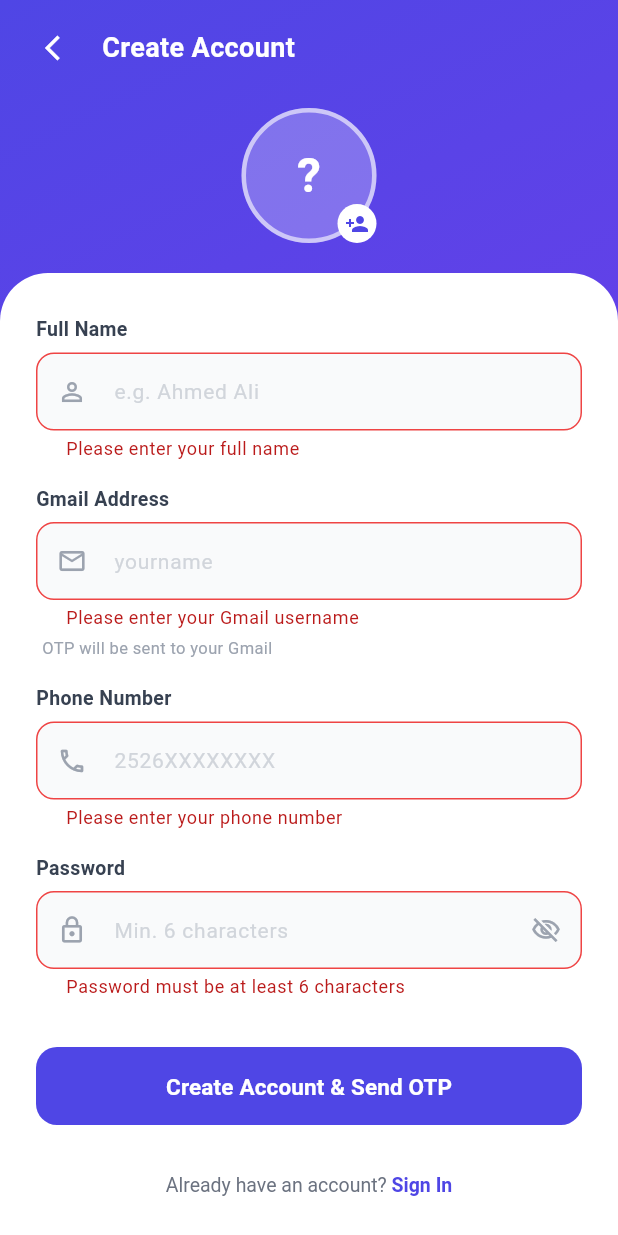
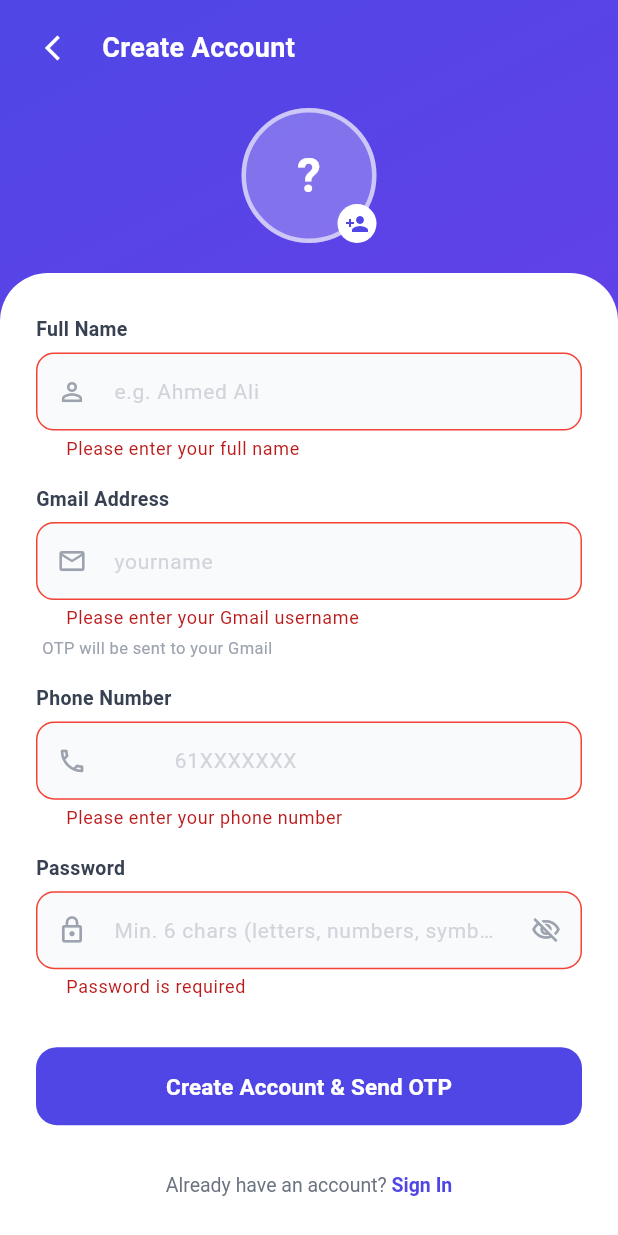
Before and after one commit to teampro2027-max/full-stack-system, a Flutter app: the RegisterScreen screen opened by its route, after a tap on "Create Account & Send OTP", on a phone screen of 412 x 824 dp. Run offline on Flutter 3.47's test engine with Material 3 defaults, Android fonts, the light colour scheme and no system bars; our stand-ins replace firebase_core, firebase_messaging, flutter_advanced_drawer, flutter_local_notifications, flutter_secure_storage, open_file and 1 more; missing offline and left inert: dart:html; accounts and stored records are empty; network calls fail.

```diff
--- a/mobile_app/lib/main.dart
+++ b/mobile_app/lib/main.dart
@@ -89,7 +89,7 @@ class MultiBillApp extends StatelessWidget {
           useMaterial3: true,
         ),
 
-        initialRoute: '/welcome',
+        initialRoute: '/',
         routes: {
           '/': (context) => const SplashScreen(),
           '/welcome': (context) => const WelcomeScreen(),
--- a/mobile_app/lib/providers/language_provider.dart
+++ b/mobile_app/lib/providers/language_provider.dart
@@ -58,7 +58,6 @@ class LanguageProvider with ChangeNotifier {
       'security': 'Security',
       'info': 'Information',
       'fullName': 'Full Name',
-      'phoneNumber': 'Phone Number',
       'account': 'Account',
       'update': 'Update',
       'save': 'Save Changes',
@@ -125,7 +124,6 @@ class LanguageProvider with ChangeNotifier {
       'security': 'Amniga',
       'info': 'Macluumaadka',
       'fullName': 'Magaca oo Buuxa',
-      'phoneNumber': 'Lambarka Taleefonka',
       'account': 'Koontada',
       'update': 'Cusboonaysii',
       'save': 'Kaydi Isbedelka',
--- a/mobile_app/lib/screens/profile_screen.dart
+++ b/mobile_app/lib/screens/profile_screen.dart
@@ -49,8 +49,8 @@ class ProfileScreen extends StatelessWidget {
 
             // Language Setting
             _section(lang.t('language'), [
-              _langTile(context, lang, 'en', 'ðŸ‡ºðŸ‡¸ English'),
-              _langTile(context, lang, 'so', 'ðŸ‡¸ðŸ‡´ Somali (Af Soomaali)'),
+              _langTile(context, lang, 'en', 'English'),
+              _langTile(context, lang, 'so', 'Somali'),
             ]),
 
             // Security Settings
--- a/mobile_app/lib/screens/register_screen.dart
+++ b/mobile_app/lib/screens/register_screen.dart
@@ -41,6 +41,39 @@ class _RegisterScreenState extends State<RegisterScreen>
 
   String _normalizePhone(String value) => value.replaceAll(RegExp(r'\D'), '');
 
+  bool get _isNameValid {
+    final value = _nameController.text.trim();
+    if (value.isEmpty) return false;
+    if (!RegExp(r'^[a-zA-Z\s]+$').hasMatch(value)) return false;
+    if (value.length < 2) return false;
+    return true;
+  }
+
+  bool get _isGmailValid {
+    final prefix = _gmailPrefixController.text.trim();
+    if (prefix.isEmpty || prefix.length < 3) return false;
+    if (!RegExp(r'^[a-zA-Z]').hasMatch(prefix)) return false;
+    final fullEmail = '${prefix.toLowerCase()}@gmail.com';
+    if (!RegExp(r'^[a-zA-Z0-9._%+\-]+@gmail\.com$').hasMatch(fullEmail)) return false;
+    return true;
+  }
+
+  bool get _isPhoneValid {
+    final normalized = _normalizePhone(_phoneController.text);
+    if (normalized.isEmpty) return false;
+    if (normalized.length < 7 || normalized.length > 10) return false;
+    return true;
+  }
+
+  bool get _isPasswordValid {
+    final value = _passwordController.text;
+    if (value.length < 6) return false;
+    if (!RegExp(r'[a-zA-Z]').hasMatch(value)) return false;
+    if (!RegExp(r'\d').hasMatch(value)) return false;
+    if (!RegExp(r'[!@#\$%\^&\*\(\)_\+\-\=\[\]\{\};:\x27\x22,<>\.\?\/\\|`~]').hasMatch(value)) return false;
+    return true;
+  }
+
   @override
   void initState() {
     super.initState();
@@ -55,6 +88,8 @@ class _RegisterScreenState extends State<RegisterScreen>
     _nameController.addListener(() => setState(() {}));
     // Rebuild to update live email preview helper text
     _gmailPrefixController.addListener(() => setState(() {}));
+    _phoneController.addListener(() => setState(() {}));
+    _passwordController.addListener(() => setState(() {}));
   }
 
   @override
@@ -81,7 +116,7 @@ class _RegisterScreenState extends State<RegisterScreen>
         _nameController.text.trim(),
         email,
         _passwordController.text,
-        _normalizePhone(_phoneController.text),
+        '252${_normalizePhone(_phoneController.text)}',
       );
 
       if (!mounted) return;
@@ -411,22 +446,16 @@ class _RegisterScreenState extends State<RegisterScreen>
                                 RegExp(r'[a-zA-Z\s]'),
                               ),
                             ],
-                            decoration: _inputDecoration(
+                            decoration: _dynamicDecoration(
                               hint: 'e.g. Ahmed Ali',
                               icon: Icons.person_outline,
+                              isValid: _isNameValid,
+                              isEmpty: _nameController.text.isEmpty,
                             ),
                             validator: (value) {
-                              if (value == null || value.trim().isEmpty) {
-                                return 'Please enter your full name';
-                              }
-                              if (!RegExp(
-                                r'^[a-zA-Z\s]+$',
-                              ).hasMatch(value.trim())) {
-                                return 'Name can only contain letters';
-                              }
-                              if (value.trim().length < 2) {
-                                return 'Name must be at least 2 characters';
-                              }
+                              if (value == null || value.trim().isEmpty) return 'Please enter your full name';
+                              if (!RegExp(r'^[a-zA-Z\s]+$').hasMatch(value.trim())) return 'Name can only contain letters';
+                              if (value.trim().length < 2) return 'Name must be at least 2 characters';
                               return null;
                             },
                           ),
@@ -444,18 +473,12 @@ class _RegisterScreenState extends State<RegisterScreen>
                                 RegExp(r'[a-zA-Z0-9._+\-]'),
                               ),
                             ],
-                            decoration: InputDecoration(
-                              hintText: 'yourname',
-                              hintStyle: const TextStyle(
-                                color: Color(0xFFD1D5DB),
-                                fontSize: 14,
-                              ),
-                              prefixIcon: const Icon(
-                                Icons.email_outlined,
-                                color: Color(0xFF9CA3AF),
-                                size: 20,
-                              ),
-                              // Locked @gmail.com suffix
+                            decoration: _dynamicDecoration(
+                              hint: 'yourname',
+                              icon: Icons.email_outlined,
+                              isValid: _isGmailValid,
+                              isEmpty: _gmailPrefixController.text.isEmpty,
+                            ).copyWith(
                               suffix: const Text(
                                 '@gmail.com',
                                 style: TextStyle(
@@ -464,61 +487,14 @@ class _RegisterScreenState extends State<RegisterScreen>
                                   fontSize: 14,
                                 ),
                               ),
-                              filled: true,
-                              fillColor: const Color(0xFFF9FAFB),
-                              contentPadding: const EdgeInsets.symmetric(
-                                horizontal: 16,
-                                vertical: 14,
-                              ),
-                              border: OutlineInputBorder(
-                                borderRadius: BorderRadius.circular(12),
-                                borderSide: const BorderSide(
-                                  color: Color(0xFFE5E7EB),
-                                ),
-                              ),
-                              enabledBorder: OutlineInputBorder(
-                                borderRadius: BorderRadius.circular(12),
-                                borderSide: const BorderSide(
-                                  color: Color(0xFFE5E7EB),
-                                ),
-                              ),
-                              focusedBorder: OutlineInputBorder(
-                                borderRadius: BorderRadius.circular(12),
-                                borderSide: const BorderSide(
-                                  color: Color(0xFF4F46E5),
-                                  width: 2,
-                                ),
-                              ),
-                              errorBorder: OutlineInputBorder(
-                                borderRadius: BorderRadius.circular(12),
-                                borderSide: const BorderSide(
-                                  color: Color(0xFFEF4444),
-                                ),
-                              ),
-                              focusedErrorBorder: OutlineInputBorder(
-                                borderRadius: BorderRadius.circular(12),
-                                borderSide: const BorderSide(
-                                  color: Color(0xFFEF4444),
-                                  width: 2,
-                                ),
-                              ),
                             ),
                             validator: (value) {
                               final prefix = value?.trim() ?? '';
-                              if (prefix.isEmpty) {
-                                return 'Please enter your Gmail username';
-                              }
-                              if (prefix.length < 3) {
-                                return 'Gmail username must be at least 3 characters';
-                              }
-                              // Validate the full address as a proper email
-                              final fullEmail =
-                                  '${prefix.toLowerCase()}@gmail.com';
-                              if (!RegExp(
-                                r'^[a-zA-Z0-9._%+\-]+@gmail\.com$',
-                              ).hasMatch(fullEmail)) {
-                                return 'Enter a valid Gmail username';
-                              }
+                              if (prefix.isEmpty) return 'Please enter your Gmail username';
+                              if (!RegExp(r'^[a-zA-Z]').hasMatch(prefix)) return 'Must start with a letter';
+                              if (prefix.length < 3) return 'Gmail username must be at least 3 characters';
+                              final fullEmail = '${prefix.toLowerCase()}@gmail.com';
+                              if (!RegExp(r'^[a-zA-Z0-9._%+\-]+@gmail\.com$').hasMatch(fullEmail)) return 'Enter a valid Gmail username';
                               return null;
                             },
                           ),
@@ -547,20 +523,24 @@ class _RegisterScreenState extends State<RegisterScreen>
                               FilteringTextInputFormatter.digitsOnly,
                               LengthLimitingTextInputFormatter(15),
                             ],
-                            decoration: _inputDecoration(
-                              hint: '2526XXXXXXXX',
+                            decoration: _dynamicDecoration(
+                              hint: '61XXXXXXX',
                               icon: Icons.phone_outlined,
+                              isValid: _isPhoneValid,
+                              isEmpty: _phoneController.text.isEmpty,
+                              prefix: const Text(
+                                '+252 ',
+                                style: TextStyle(
+                                  color: Color(0xFF374151),
+                                  fontWeight: FontWeight.bold,
+                                  fontSize: 15,
+                                ),
+                              ),
                             ),
                             validator: (value) {
                               final normalized = _normalizePhone(value ?? '');
-                              if (normalized.isEmpty) {
-                                return 'Please enter your phone number';
-                              }
-                              if (!RegExp(
-                                r'^2526\d{8}$',
-                              ).hasMatch(normalized)) {
-                                return 'Use WaafiPay format: 2526XXXXXXXX';
-                              }
+                              if (normalized.isEmpty) return 'Please enter your phone number';
+                              if (normalized.length < 7 || normalized.length > 10) return 'Please enter 7-10 digits';
                               return null;
                             },
                           ),
@@ -572,17 +552,12 @@ class _RegisterScreenState extends State<RegisterScreen>
                           TextFormField(
                             controller: _passwordController,
                             obscureText: _obscurePassword,
-                            decoration: InputDecoration(
-                              hintText: 'Min. 6 characters',
-                              hintStyle: const TextStyle(
-                                color: Color(0xFFD1D5DB),
-                                fontSize: 14,
-                              ),
-                              prefixIcon: const Icon(
-                                Icons.lock_outline,
-                                color: Color(0xFF9CA3AF),
-                                size: 20,
-                              ),
+                            decoration: _dynamicDecoration(
+                              hint: 'Min. 6 chars (letters, numbers, symbols)',
+                              icon: Icons.lock_outline,
+                              isValid: _isPasswordValid,
+                              isEmpty: _passwordController.text.isEmpty,
+                            ).copyWith(
                               suffixIcon: IconButton(
                                 icon: Icon(
                                   _obscurePassword
@@ -595,49 +570,13 @@ class _RegisterScreenState extends State<RegisterScreen>
                                   () => _obscurePassword = !_obscurePassword,
                                 ),
                               ),
-                              filled: true,
-                              fillColor: const Color(0xFFF9FAFB),
-                              contentPadding: const EdgeInsets.symmetric(
-                                horizontal: 16,
-                                vertical: 14,
-                              ),
-                              border: OutlineInputBorder(
-                                borderRadius: BorderRadius.circular(12),
-                                borderSide: const BorderSide(
-                                  color: Color(0xFFE5E7EB),
-                                ),
-                              ),
-                              enabledBorder: OutlineInputBorder(
-                                borderRadius: BorderRadius.circular(12),
-                                borderSide: const BorderSide(
-                                  color: Color(0xFFE5E7EB),
-                                ),
-                              ),
-                              focusedBorder: OutlineInputBorder(
-                                borderRadius: BorderRadius.circular(12),
-                                borderSide: const BorderSide(
-                                  color: Color(0xFF4F46E5),
-                                  width: 2,
-                                ),
-                              ),
-                              errorBorder: OutlineInputBorder(
-                                borderRadius: BorderRadius.circular(12),
-                                borderSide: const BorderSide(
-                                  color: Color(0xFFEF4444),
-                                ),
-                              ),
-                              focusedErrorBorder: OutlineInputBorder(
-                                borderRadius: BorderRadius.circular(12),
-                                borderSide: const BorderSide(
-                                  color: Color(0xFFEF4444),
-                                  width: 2,
-                                ),
-                              ),
                             ),
                             validator: (value) {
-                              if (value == null || value.length < 6) {
-                                return 'Password must be at least 6 characters';
-                              }
+                              if (value == null || value.isEmpty) return 'Password is required';
+                              if (value.length < 6) return 'At least 6 characters required';
+                              if (!RegExp(r'[a-zA-Z]').hasMatch(value)) return 'Must contain a letter';
+                              if (!RegExp(r'\d').hasMatch(value)) return 'Must contain a number';
+                              if (!RegExp(r'[!@#\$%\^&\*\(\)_\+\-\=\[\]\{\};:\x27\x22,<>\.\?\/\\|`~]').hasMatch(value)) return 'Must contain a symbol';
                               return null;
                             },
                           ),
@@ -725,37 +664,30 @@ class _RegisterScreenState extends State<RegisterScreen>
     );
   }
 
-  InputDecoration _inputDecoration({
+  InputDecoration _dynamicDecoration({
     required String hint,
     required IconData icon,
+    required bool isValid,
+    required bool isEmpty,
+    Widget? prefixIcon,
+    Widget? prefix,
   }) {
+    Color borderColor = isEmpty ? const Color(0xFFE5E7EB) : (isValid ? Colors.green : Colors.red);
+    Color focusColor = isEmpty ? const Color(0xFF4F46E5) : (isValid ? Colors.green : Colors.red);
+
     return InputDecoration(
       hintText: hint,
       hintStyle: const TextStyle(color: Color(0xFFD1D5DB), fontSize: 14),
-      prefixIcon: Icon(icon, color: const Color(0xFF9CA3AF), size: 20),
+      prefixIcon: prefixIcon ?? Icon(icon, color: const Color(0xFF9CA3AF), size: 20),
+      prefix: prefix,
       filled: true,
       fillColor: const Color(0xFFF9FAFB),
       contentPadding: const EdgeInsets.symmetric(horizontal: 16, vertical: 14),
-      border: OutlineInputBorder(
-        borderRadius: BorderRadius.circular(12),
-        borderSide: const BorderSide(color: Color(0xFFE5E7EB)),
-      ),
-      enabledBorder: OutlineInputBorder(
-        borderRadius: BorderRadius.circular(12),
-        borderSide: const BorderSide(color: Color(0xFFE5E7EB)),
-      ),
-      focusedBorder: OutlineInputBorder(
-        borderRadius: BorderRadius.circular(12),
-        borderSide: const BorderSide(color: Color(0xFF4F46E5), width: 2),
-      ),
-      errorBorder: OutlineInputBorder(
-        borderRadius: BorderRadius.circular(12),
-        borderSide: const BorderSide(color: Color(0xFFEF4444)),
-      ),
-      focusedErrorBorder: OutlineInputBorder(
-        borderRadius: BorderRadius.circular(12),
-        borderSide: const BorderSide(color: Color(0xFFEF4444), width: 2),
-      ),
+      border: OutlineInputBorder(borderRadius: BorderRadius.circular(12), borderSide: BorderSide(color: borderColor)),
+      enabledBorder: OutlineInputBorder(borderRadius: BorderRadius.circular(12), borderSide: BorderSide(color: borderColor)),
+      focusedBorder: OutlineInputBorder(borderRadius: BorderRadius.circular(12), borderSide: BorderSide(color: focusColor, width: 2)),
+      errorBorder: OutlineInputBorder(borderRadius: BorderRadius.circular(12), borderSide: const BorderSide(color: Colors.red)),
+      focusedErrorBorder: OutlineInputBorder(borderRadius: BorderRadius.circular(12), borderSide: const BorderSide(color: Colors.red, width: 2)),
     );
   }
 }
```
Also changed, not shown: mobile_app/lib/screens/dashboard_screen.dart (+7 -0 lines), 7 other files.
